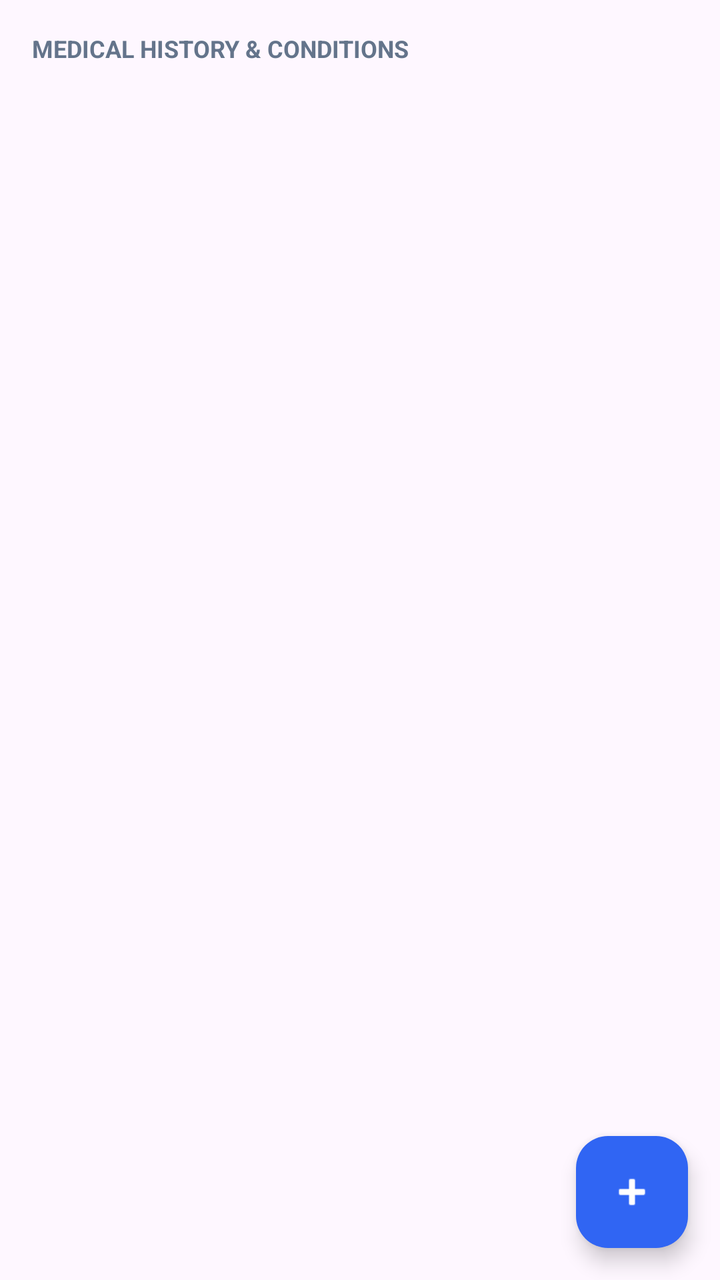
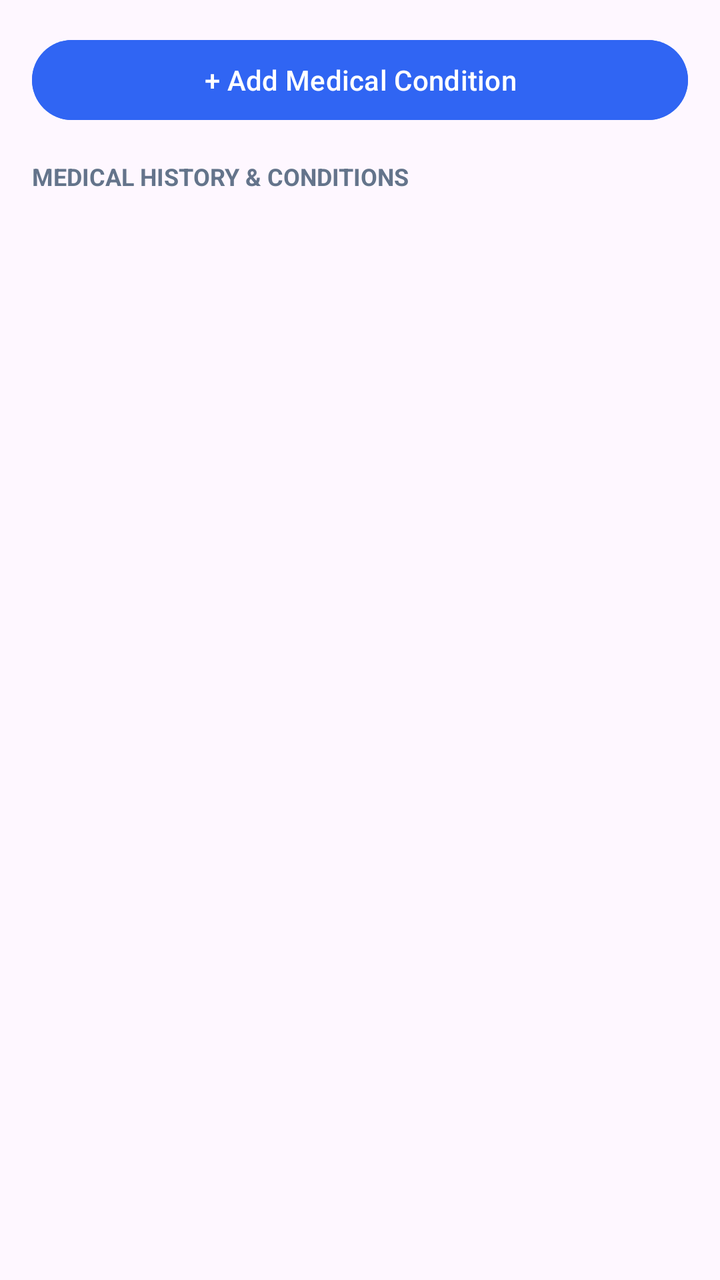

Before-and-after screenshots of an Android layout around one commit, followed by the original layout XML and the change that was made.
<!-- AndroidManifest.xml: application theme Theme.Healthcare_app -->
<!-- res/layout/fragment_overview.xml -->
<?xml version="1.0" encoding="utf-8"?>
<RelativeLayout xmlns:android="http://schemas.android.com/apk/res/android"
    xmlns:app="http://schemas.android.com/apk/res-auto"
    android:layout_width="match_parent"
    android:layout_height="match_parent">

    <LinearLayout
        android:layout_width="match_parent"
        android:layout_height="match_parent"
        android:orientation="vertical"
        android:padding="16dp">

        <TextView
            android:layout_width="wrap_content"
            android:layout_height="wrap_content"
            android:text="MEDICAL HISTORY &amp; CONDITIONS"
            android:textColor="@color/patient_text_secondary"
            android:textSize="12sp"
            android:textStyle="bold" />

        <androidx.recyclerview.widget.RecyclerView
            android:id="@+id/recyclerViewHistory"
            android:layout_width="match_parent"
            android:layout_height="match_parent"
            android:layout_marginTop="12dp"
            android:clipToPadding="false" />
    </LinearLayout>

    <com.google.android.material.floatingactionbutton.FloatingActionButton
        android:id="@+id/fabAddCondition"
        android:layout_width="wrap_content"
        android:layout_height="wrap_content"
        android:layout_alignParentBottom="true"
        android:layout_alignParentEnd="true"
        android:layout_margin="16dp"
        android:src="@android:drawable/ic_input_add"
        app:backgroundTint="@color/patient_primary_blue"
        app:tint="@android:color/white" />

</RelativeLayout>
<!-- resources referenced by this layout -->
<resources>
  <color name="patient_primary_blue">#3065F3</color>
  <color name="patient_text_secondary">#64748B</color>
  <style name="Theme.Healthcare_app" parent="Base.Theme.Healthcare_app" />
  <style name="Base.Theme.Healthcare_app" parent="Theme.Material3.DayNight.NoActionBar">
      </style>
</resources>

<!-- the commit's change to res/layout/fragment_overview.xml (unified diff, before → after) -->
@@ -1,40 +1,31 @@
 <?xml version="1.0" encoding="utf-8"?>
-<RelativeLayout xmlns:android="http://schemas.android.com/apk/res/android"
-    xmlns:app="http://schemas.android.com/apk/res-auto"
+<LinearLayout xmlns:android="http://schemas.android.com/apk/res/android"
     android:layout_width="match_parent"
-    android:layout_height="match_parent">
+    android:layout_height="match_parent"
+    android:orientation="vertical"
+    android:padding="16dp">
 
-    <LinearLayout
+    <Button
+        android:id="@+id/btnAddConditionTop"
+        android:layout_width="match_parent"
+        android:layout_height="wrap_content"
+        android:text="+ Add Medical Condition"
+        android:backgroundTint="@color/patient_primary_blue"
+        android:textColor="@android:color/white"
+        android:layout_marginBottom="16dp"/>
+
+    <TextView
+        android:layout_width="wrap_content"
+        android:layout_height="wrap_content"
+        android:text="MEDICAL HISTORY &amp; CONDITIONS"
+        android:textColor="@color/patient_text_secondary"
+        android:textSize="12sp"
+        android:textStyle="bold" />
+
+    <androidx.recyclerview.widget.RecyclerView
+        android:id="@+id/recyclerViewHistory"
         android:layout_width="match_parent"
         android:layout_height="match_parent"
-        android:orientation="vertical"
-        android:padding="16dp">
-
-        <TextView
-            android:layout_width="wrap_content"
-            android:layout_height="wrap_content"
-            android:text="MEDICAL HISTORY &amp; CONDITIONS"
-            android:textColor="@color/patient_text_secondary"
-            android:textSize="12sp"
-            android:textStyle="bold" />
-
-        <androidx.recyclerview.widget.RecyclerView
-            android:id="@+id/recyclerViewHistory"
-            android:layout_width="match_parent"
-            android:layout_height="match_parent"
-            android:layout_marginTop="12dp"
-            android:clipToPadding="false" />
-    </LinearLayout>
-
-    <com.google.android.material.floatingactionbutton.FloatingActionButton
-        android:id="@+id/fabAddCondition"
-        android:layout_width="wrap_content"
-        android:layout_height="wrap_content"
-        android:layout_alignParentBottom="true"
-        android:layout_alignParentEnd="true"
-        android:layout_margin="16dp"
-        android:src="@android:drawable/ic_input_add"
-        app:backgroundTint="@color/patient_primary_blue"
-        app:tint="@android:color/white" />
-
-</RelativeLayout>
+        android:layout_marginTop="12dp"
+        android:clipToPadding="false" />
+</LinearLayout>
